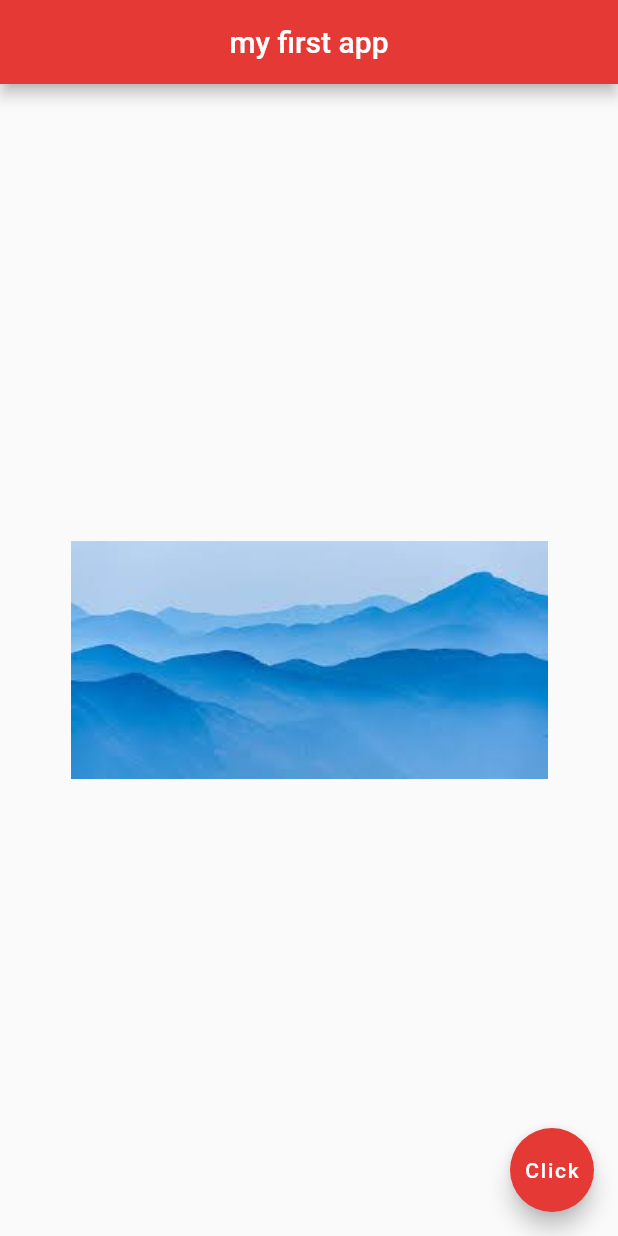
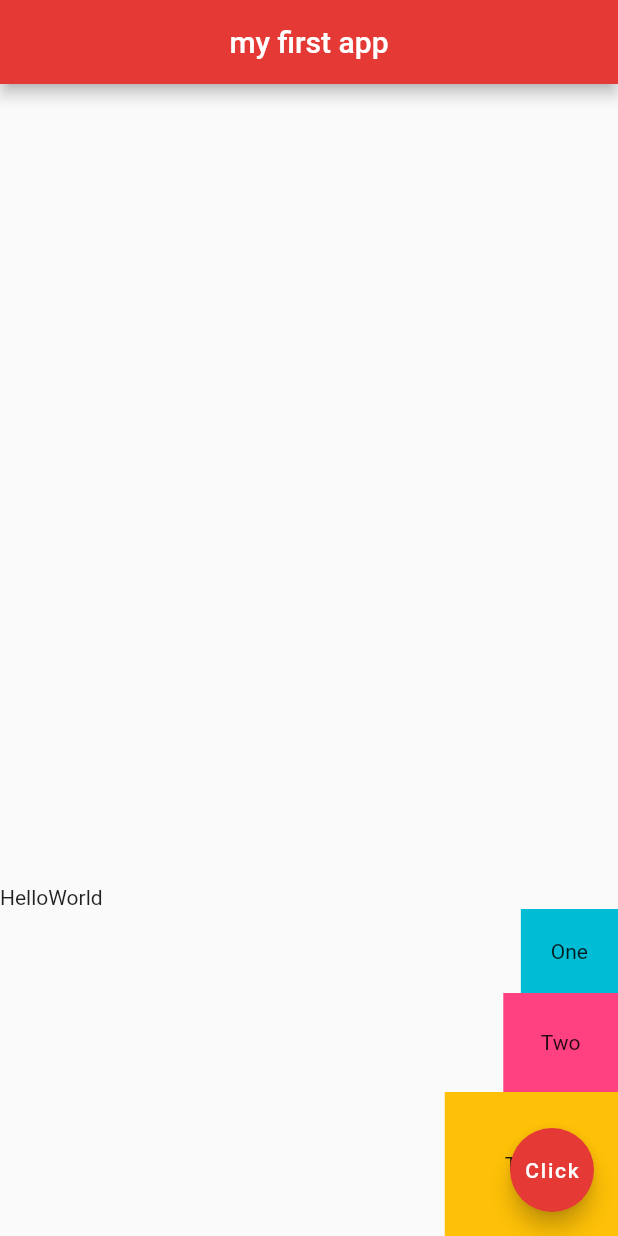
Before and after one commit to sreshtha10/Learning_Flutter, a Flutter app: the screen it shows after launch, on a phone screen of 412 x 824 dp. Run offline on Flutter 3.47's test engine with Material 2 defaults, Android fonts, the phone set to English and light mode, and no system bars; project files that could hold a hidden picture were left out.

Commit message:
Cols, rows and containers

```diff
--- a/lib/main.dart
+++ b/lib/main.dart
@@ -18,10 +18,32 @@ class Home extends StatelessWidget {
         backgroundColor: Colors.red[600],
 
       ),
-      body: Center(
-        child: Image(
-          image: AssetImage('assets/download.jpg'),
-        ),
+      body: Column(
+        mainAxisAlignment: MainAxisAlignment.end,
+        crossAxisAlignment: CrossAxisAlignment.end,
+        children: [
+          Row(
+            children: [
+              Text('Hello'),
+              Text('World')
+            ],
+          ),
+          Container(
+           padding: EdgeInsets.all(20),
+           color: Colors.cyan,
+           child: Text("One"),
+          ),
+          Container(
+            padding: EdgeInsets.all(25),
+            color: Colors.pinkAccent,
+            child: Text("Two"),
+          ),
+          Container(
+            padding: EdgeInsets.all(40),
+            child: Text("Three"),
+            color: Colors.amber,
+          )
+        ],
       ),
       floatingActionButton: FloatingActionButton(
         child: const Text('Click'),
```
